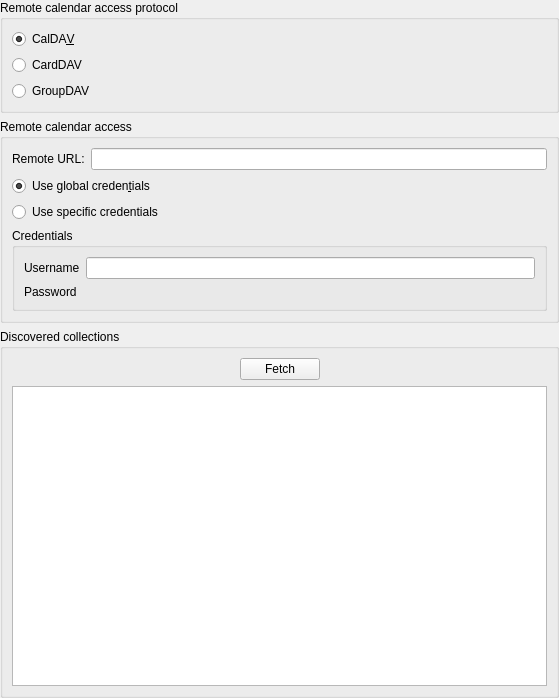
This is resources/dav/resource/urlconfigurationdialog.ui in KDE/kdepim-runtime as Qt 5 draws it before an edit. The edited form follows.
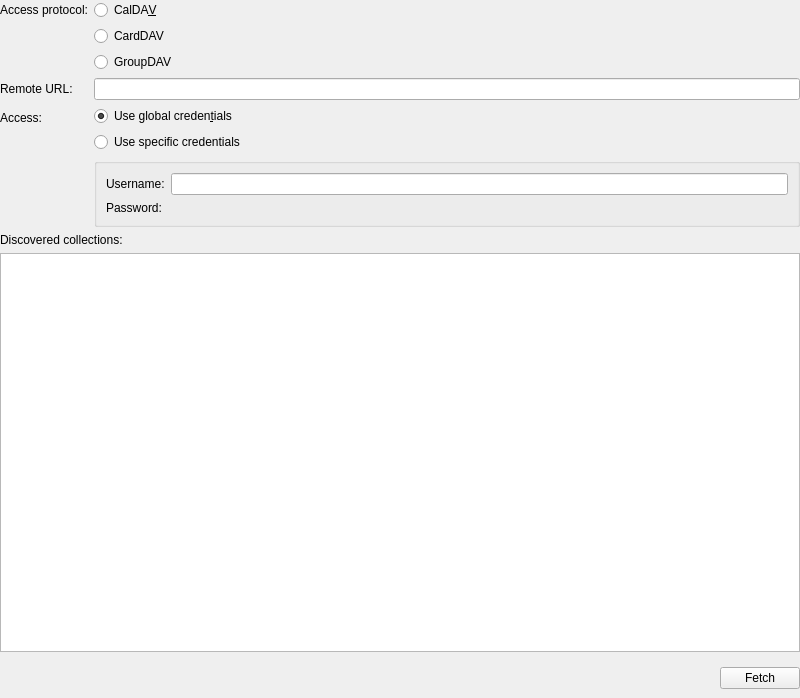
This is the edited form. Custom widgets are drawn as their Qt base class.

Commit message: Port Dav config dialog to QFormLayout when possible

Diff of the .ui file:
```diff
--- a/resources/dav/resource/urlconfigurationdialog.ui
+++ b/resources/dav/resource/urlconfigurationdialog.ui
@@ -6,7 +6,7 @@
    <rect>
     <x>0</x>
     <y>0</y>
-    <width>559</width>
+    <width>800</width>
     <height>698</height>
    </rect>
   </property>
@@ -16,10 +16,7 @@
     <verstretch>0</verstretch>
    </sizepolicy>
   </property>
-  <property name="locale">
-   <locale language="English" country="UnitedStates"/>
-  </property>
-  <layout class="QVBoxLayout" name="verticalLayout_2">
+  <layout class="QFormLayout" name="verticalLayout_2">
    <property name="leftMargin">
     <number>0</number>
    </property>
@@ -32,19 +29,14 @@
    <property name="bottomMargin">
     <number>0</number>
    </property>
-   <item>
-    <widget class="QGroupBox" name="remoteProtocol">
-     <property name="locale">
-      <locale language="English" country="UnitedStates"/>
+   <item row="0" column="0">
+    <widget class="QLabel" name="remoteProtocol">
+     <property name="text">
+      <string>Access protocol:</string>
      </property>
-     <property name="title">
-      <string>Remote calendar access protocol</string>
-     </property>
-     <property name="current" stdset="0">
-      <number>0</number>
-     </property>
-     <layout class="QVBoxLayout" name="verticalLayout">
-      <item>
+    </widget>
+   </item>
+   <item row="0" column="1">
        <widget class="QRadioButton" name="caldav">
         <property name="text">
          <string>CalDA&amp;V</string>
@@ -54,36 +46,40 @@
         </property>
        </widget>
       </item>
-      <item>
+   <item row="1" column="1">
        <widget class="QRadioButton" name="carddav">
         <property name="text">
          <string>CardDAV</string>
         </property>
        </widget>
       </item>
-      <item>
+   <item row="2" column="1">
        <widget class="QRadioButton" name="groupdav">
         <property name="text">
          <string>GroupDAV</string>
         </property>
        </widget>
       </item>
-     </layout>
+   <item row="3" column="0">
+    <widget class="QLabel" name="label">
+     <property name="text">
+      <string>Remote URL:</string>
+     </property>
     </widget>
    </item>
-   <item>
-    <widget class="QGroupBox" name="groupBox_2">
-     <property name="locale">
-      <locale language="English" country="UnitedStates"/>
-     </property>
-     <property name="title">
-      <string>Remote calendar access</string>
-     </property>
-     <layout class="QFormLayout" name="formLayout_2">
-      <item row="0" column="1">
+   <item row="3" column="1">
        <widget class="QLineEdit" name="remoteUrl"/>
       </item>
-      <item row="1" column="0" colspan="2">
+   <item row="4" column="0">
+    <widget class="QLabel" name="label">
+     <property name="text">
+      <string>Access:</string>
+     </property>
+    </widget>
+   </item>
+   <item row="4" column="1">
+    <layout class="QVBoxLayout">
+     <item>
        <widget class="QRadioButton" name="useDefaultCreds">
         <property name="text">
          <string>Use global creden&amp;tials</string>
@@ -93,17 +89,17 @@
         </property>
        </widget>
       </item>
-      <item row="2" column="0" colspan="2">
+     <item>
        <widget class="QRadioButton" name="useSpecificCreds">
         <property name="text">
          <string>Use specific credentials</string>
         </property>
        </widget>
       </item>
-      <item row="3" column="0" colspan="2">
+     <item>
        <widget class="QGroupBox" name="credentialsGroup">
-        <property name="title">
-         <string>Credentials</string>
+       <property name="flat">
+        <bool>true</bool>
         </property>
         <layout class="QFormLayout" name="formLayout">
          <item row="0" column="0">
@@ -115,7 +111,10 @@
             <locale language="English" country="UnitedStates"/>
            </property>
            <property name="text">
-            <string>Username</string>
+           <string>Username:</string>
+          </property>
+          <property name="buddy">
+           <cstring>username</cstring>
            </property>
           </widget>
          </item>
@@ -131,7 +130,10 @@
             <locale language="English" country="UnitedStates"/>
            </property>
            <property name="text">
-            <string>Password</string>
+           <string>Password:</string>
+          </property>
+          <property name="buddy">
+           <cstring>password</cstring>
            </property>
           </widget>
          </item>
@@ -142,36 +144,32 @@
         </layout>
        </widget>
       </item>
-      <item row="0" column="0">
-       <widget class="QLabel" name="label">
-        <property name="text">
-         <string>Remote URL:</string>
-        </property>
-       </widget>
-      </item>
-     </layout>
+    </layout>
+   </item>
+   <item row="5" column="0" colspan="2">
+    <widget class="QLabel" name="collectionsLabel">
+     <property name="text">
+      <string>Discovered collections:</string>
+     </property>
     </widget>
    </item>
+   <item row="6" column="0" colspan="2">
+    <widget class="QTreeView" name="discoveredUrls"/>
+   </item>
+   <item row="7" column="1">
+    <layout class="QHBoxLayout">
    <item>
-    <widget class="QGroupBox" name="groupBox">
-     <property name="locale">
-      <locale language="English" country="UnitedStates"/>
-     </property>
-     <property name="title">
-      <string>Discovered collections</string>
-     </property>
-     <layout class="QVBoxLayout" name="verticalLayout_3">
-      <item>
-       <layout class="QHBoxLayout" name="horizontalLayout_2">
-        <item>
-         <spacer name="horizontalSpacer">
+      <spacer name="verticalSpacer">
           <property name="orientation">
            <enum>Qt::Horizontal</enum>
           </property>
+       <property name="sizeType">
+        <enum>QSizePolicy::Expanding</enum>
+       </property>
           <property name="sizeHint" stdset="0">
            <size>
-            <width>40</width>
-            <height>20</height>
+         <width>20</width>
+         <height>40</height>
            </size>
           </property>
          </spacer>
@@ -183,26 +181,7 @@
           </property>
          </widget>
         </item>
-        <item>
-         <spacer name="horizontalSpacer_3">
-          <property name="orientation">
-           <enum>Qt::Horizontal</enum>
-          </property>
-          <property name="sizeHint" stdset="0">
-           <size>
-            <width>40</width>
-            <height>20</height>
-           </size>
-          </property>
-         </spacer>
-        </item>
-       </layout>
-      </item>
-      <item>
-       <widget class="QTreeView" name="discoveredUrls"/>
-      </item>
-     </layout>
-    </widget>
+    </layout>  
    </item>
   </layout>
  </widget>
```
Left out of the diff: 6 changed lines with no effect on the pictures. Lines whose indentation alone changed are shown as unchanged. The commit also changes 2 other files.
